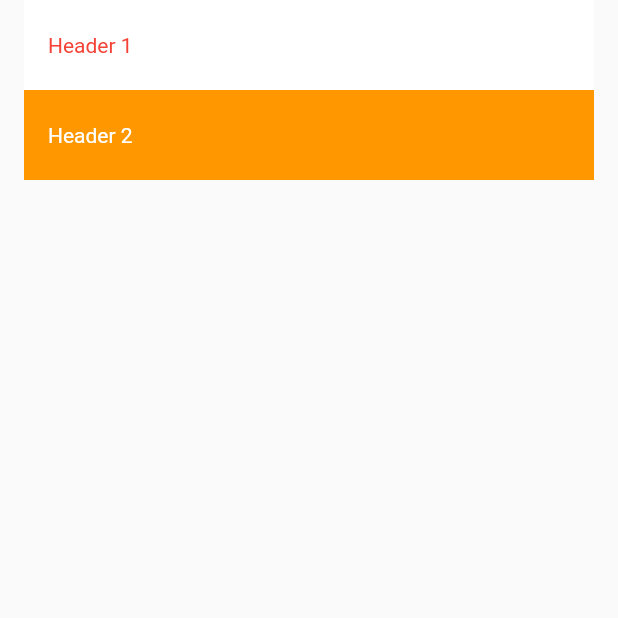
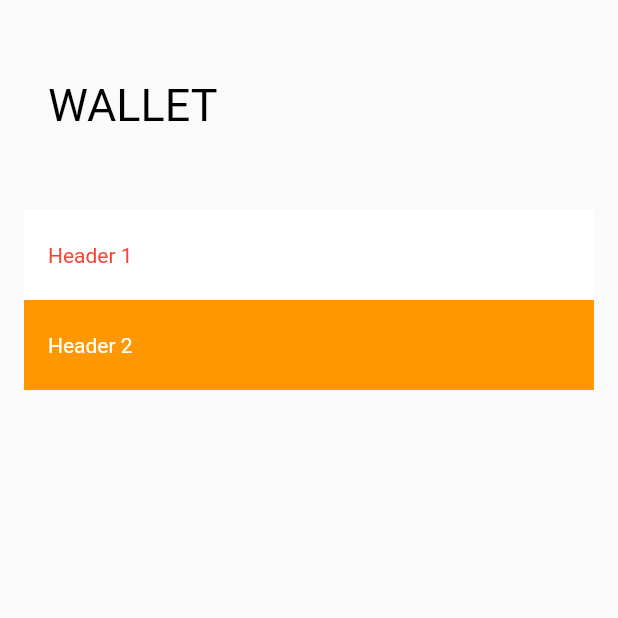
Before and after one commit to mejdi14/flutter_apple_wallet_animation, a Flutter app: the screen it shows after launch, on a phone screen of 412 x 824 dp, the top half of it. Run offline on Flutter 3.47's test engine with Material 2 defaults, Android fonts, the phone set to English and light mode, and no system bars; our stand-ins replace flutter_sticky_header.

Commit message:
add a title for the page

```diff
--- a/lib/main.dart
+++ b/lib/main.dart
@@ -39,6 +39,21 @@ class _MyHomePageState extends State<MyHomePage> {
           child: CustomScrollView(
             slivers: <Widget>[
               SliverStickyHeader(
+                header: Container(
+                  height: 140,
+                  color: Theme.of(context).scaffoldBackgroundColor,
+                  padding: EdgeInsets.symmetric(horizontal: 16.0),
+                  alignment: Alignment.centerLeft,
+                  child: Text(
+                    "WALLET",
+
+                    style: TextStyle(color: Colors.black,
+                    fontSize: 30),
+                  )
+                  ,
+                ),
+              ),
+              SliverStickyHeader(
                   header: Container(
                     height: 60,
                     color: Colors.white,
```
